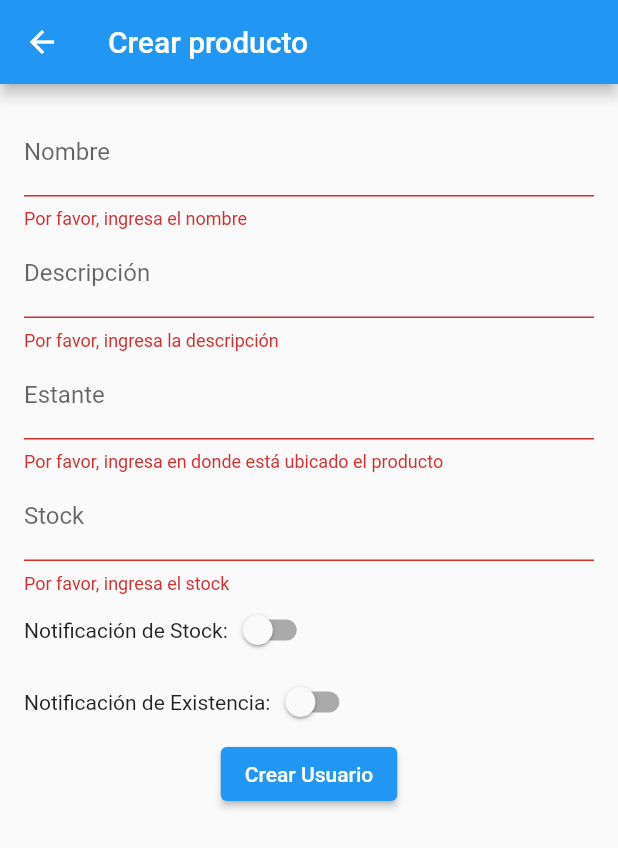
After one commit to BitWizards-Software3/scraphone-frontend, a Flutter app: the ProductForm screen opened directly, after a tap on "Crear Usuario", on a phone screen of 412 x 824 dp. The commit adds this screen. Shown: the top 848 px of the screen. Run offline on Flutter 3.47's test engine with Material 2 defaults, Android fonts, the phone set to English and light mode, and no system bars.

Commit message:
Se añade agregar producto en front

```diff
--- a/frontend/lib/main.dart
+++ b/frontend/lib/main.dart
@@ -1,5 +1,6 @@
 import 'package:flutter/material.dart';
 import 'package:frontend/src/ui/screens/scrape_products_screen.dart';
+import 'package:frontend/src/ui/screens/products_screen.dart';
 
 void main() {
   runApp(const MyApp());
@@ -45,6 +46,16 @@ class MyHomePage extends StatelessWidget {
               },
               child: Text('Web Scraping'),
             ),
+            ElevatedButton(
+              onPressed: () {
+                Navigator.of(context).push(
+                  MaterialPageRoute(
+                    builder: (context) => ProductForm(),
+                  ),
+                );
+              },
+              child: Text('Add Product'),
+            ),
           ],
         ),
       ),
--- /dev/null
+++ b/frontend/lib/src/data/models/product_model.dart
@@ -0,0 +1,36 @@
+// scrape_product_model.dart
+import 'package:flutter/material.dart';
+
+class ProductModel {
+  final String name;
+  final String description;
+  final String shelf;
+  final int stock;
+  final bool stock_notification;
+  final bool existence_notification;
+
+  ProductModel({
+    required this.name,
+    required this.description,
+    required this.shelf,
+    required this.stock,
+    required this.stock_notification,
+    required this.existence_notification,
+  });
+
+    Map<String, dynamic> toJson() {
+    return {
+      'name': name,
+      'description': description,
+      'shelf': shelf,
+      'stock': stock,
+      'stock_notification': stock_notification,
+      'existence_notification': existence_notification
+    };
+  }
+
+    @override
+  String toString() {
+    return 'ProductModel { name: $name, description: $description, shelf: $shelf, stock: $stock, stock_notification: $stock_notification, existence_notification: $existence_notification }';
+  }
+}
--- a/frontend/lib/src/data/models/scraping_model.dart
+++ b/frontend/lib/src/data/models/scraping_model.dart
@@ -1,4 +1,4 @@
-// product_model.dart
+// scrape_product_model.dart
 class Product {
   final String product;
   final String price;
--- /dev/null
+++ b/frontend/lib/src/data/repositories/product_repository.dart
@@ -0,0 +1,29 @@
+import 'package:http/http.dart' as http;
+import 'dart:convert';
+import 'package:frontend/src/data/models/product_model.dart'; // Update the import path
+
+class ProductRepository {
+  Future<void> createProduct(ProductModel product) async {
+    print('mierdaaaaaaaaa');
+    final apiUrl = Uri.parse('http://127.0.0.1:8000/products');
+    print('Datos del producto a enviarxdddddddd: $product');
+    final body = json.encode(product.toJson());
+    print("perra");
+    final response = await http.post(
+      apiUrl,
+      headers: {'Content-Type': 'application/json'},
+      body: body,
+       );
+      // Verifica si la solicitud fue exitosa
+      if (response.statusCode == 200) {
+        // La solicitud fue exitosa, puedes manejar la respuesta aquí si es necesario.
+        print('Producto creado exitosamente');
+        // Puedes redirigir al usuario a otra página o mostrar un mensaje de éxito.
+      } else {
+        // Hubo un error en la solicitud, puedes manejarlo aquí.
+        print('Error al crear el Producto');
+        print('Código de estado: ${response.statusCode}');
+        // Puedes mostrar un mensaje de error al usuario.
+      }
+  }
+}
--- /dev/null
+++ b/frontend/lib/src/ui/screens/products_screen.dart
@@ -0,0 +1,53 @@
+import 'package:flutter/material.dart';
+import 'package:frontend/src/data/models/product_model.dart';
+import 'package:frontend/src/ui/widgets/create_product_form_widget.dart';
+import 'package:frontend/src/data/repositories/product_repository.dart'; // Import the UserRepository
+
+class ProductForm extends StatefulWidget {
+  @override
+  _ProductFormState createState() => _ProductFormState();
+}
+
+class _ProductFormState extends State<ProductForm> {
+  final _formKey = GlobalKey<FormState>();
+  final nameController = TextEditingController();
+  final descriptionController = TextEditingController();
+  final stockController = TextEditingController();
+  final shelfController = TextEditingController();
+  final productRepository = ProductRepository(); // Create an instance of UserRepository
+
+  void _submitForm(ProductModel ProductData) async {
+    print('Datos del producto a enviar: $ProductData');
+
+    try {
+      await productRepository.createProduct(ProductData); // Use the UserRepository to create a user
+      // Handle the success response if needed
+      print('Producto creado exitosamente');
+    } catch (error) {
+      // Handle the error
+    }
+
+    // Clear the form after submission
+    _formKey.currentState!.reset();
+  }
+
+  @override
+  Widget build(BuildContext context) {
+    return Scaffold(
+      appBar: AppBar(
+        title: Text('Crear producto'),
+      ),
+      body: Padding(
+        padding: const EdgeInsets.all(16.0),
+        child: FormWidget(
+          formKey: _formKey,
+          nameController: nameController,
+          descriptionController: descriptionController,
+          stockController: stockController,
+          shelfController: shelfController,
+          onSubmit: _submitForm,
+        ),
+      ),
+    );
+  }
+}
--- /dev/null
+++ b/frontend/lib/src/ui/widgets/create_product_form_widget.dart
@@ -0,0 +1,124 @@
+import 'package:flutter/material.dart';
+import 'package:frontend/src/data/models/product_model.dart';
+
+class FormWidget extends StatefulWidget {
+  final GlobalKey<FormState> formKey;
+  final TextEditingController nameController;
+  final TextEditingController stockController;
+  final TextEditingController descriptionController;
+  final TextEditingController shelfController;
+  final Function(ProductModel) onSubmit;
+
+  FormWidget({
+    required this.formKey,
+    required this.nameController,
+    required this.stockController,
+    required this.descriptionController,
+    required this.shelfController,
+    required this.onSubmit,
+  });
+
+  @override
+  _FormWidgetState createState() => _FormWidgetState();
+}
+
+class _FormWidgetState extends State<FormWidget> {
+  bool stockNotification = false;
+  bool existenceNotification = false;
+
+  @override
+  Widget build(BuildContext context) {
+    return Form(
+      key: widget.formKey,
+      child: Column(
+        children: <Widget>[
+          TextFormField(
+            controller: widget.nameController,
+            decoration: InputDecoration(labelText: 'Nombre'),
+            validator: (value) {
+              if (value == null || value.isEmpty) {
+                return 'Por favor, ingresa el nombre';
+              }
+              return null;
+            },
+          ),
+          TextFormField(
+            controller: widget.descriptionController,
+            decoration: InputDecoration(labelText: 'Descripción'),
+            validator: (value) {
+              if (value == null || value.isEmpty) {
+                return 'Por favor, ingresa la descripción';
+              }
+              return null;
+            },
+          ),
+          TextFormField(
+            controller: widget.shelfController,
+            decoration: InputDecoration(labelText: 'Estante'),
+            validator: (value) {
+              if (value == null || value.isEmpty) {
+                return 'Por favor, ingresa en donde está ubicado el producto';
+              }
+              return null;
+            },
+          ),
+          TextFormField(
+            controller: widget.stockController,
+            decoration: InputDecoration(labelText: 'Stock'),
+            keyboardType: TextInputType.number,
+            validator: (value) {
+              if (value == null || value.isEmpty) {
+                return 'Por favor, ingresa el stock';
+              }
+              return null;
+            },
+          ),
+          Row(
+            children: [
+              Text('Notificación de Stock:'),
+              Switch(
+                value: stockNotification,
+                onChanged: (value) {
+                  setState(() {
+                    stockNotification = value;
+                  });
+                },
+              ),
+            ],
+          ),
+          Row(
+            children: [
+              Text('Notificación de Existencia:'),
+              Switch(
+                value: existenceNotification,
+                onChanged: (value) {
+                  setState(() {
+                    existenceNotification = value;
+                  });
+                },
+              ),
+            ],
+          ),
+          ElevatedButton(
+            onPressed: () {
+              if (widget.formKey.currentState!.validate()) {
+                widget.formKey.currentState!.save();
+                final productData = ProductModel(
+                  name: widget.nameController.text,
+                  description: widget.descriptionController.text,
+                  shelf: widget.shelfController.text,
+                  stock: int.parse(widget.stockController.text),
+                  stock_notification: stockNotification,
+                  existence_notification: existenceNotification,
+                );
+                widget.onSubmit(productData);
+                widget.formKey.currentState!.reset();
+              }
+            },
+            child: Text('Crear Usuario'),
+          ),
+        ],
+      ),
+    );
+  }
+}
```
Also changed, not shown: frontend/lib/src/config/prueba.dart (deleted), frontend/lib/src/data/prueba.dart (deleted), frontend/lib/src/domain/prueba.dart (deleted), frontend/lib/src/ui/prueba.dart (deleted), frontend/lib/src/utils/prueba.dart (deleted).
